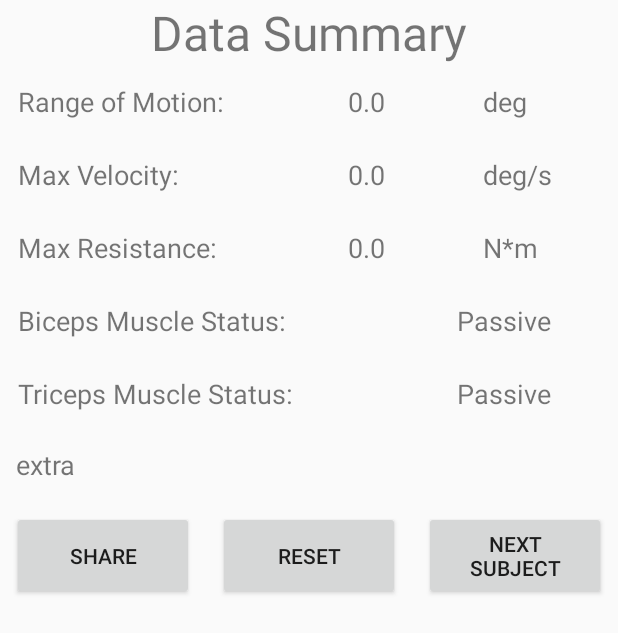
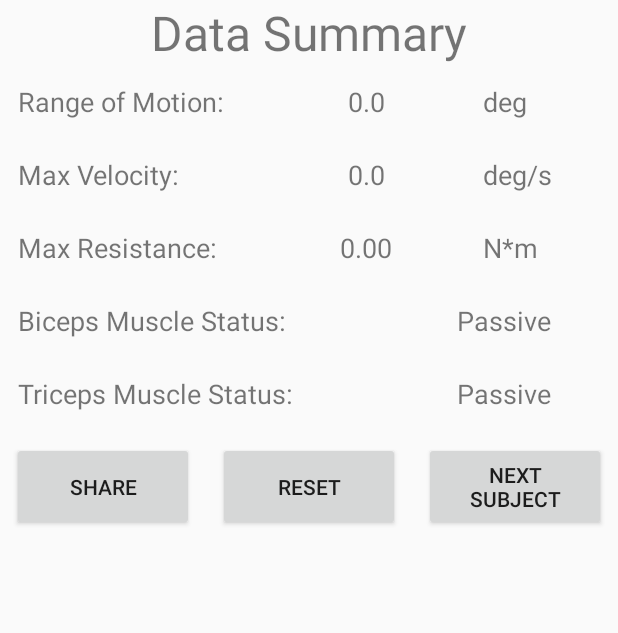
Before and after one commit to zifeif2/BlueToothClass4-1, an Android app: the SummaryActivity screen opened directly, with no data from a screen before it, after a tap on "SHARE", on a phone screen of 412 x 824 dp. Shown: the top 633 px of the screen. Run offline under Robolectric (Android 15) with nearby library versions, the phone set to English and light mode, and no system bars; 2 statements that could not run were skipped.

Commit message:
working so far

```diff
--- a/app/build.gradle
+++ b/app/build.gradle
@@ -22,5 +22,5 @@
 dependencies {
     compile fileTree(dir: 'libs', include: ['*.jar'])
     compile 'com.android.support:appcompat-v7:22.1.1'
-    compile 'com.android.support.constraint:constraint-layout:1.0.0-alpha9'
+    compile 'com.android.support.constraint:constraint-layout:1.0.2'
 }
--- a/app/src/main/AndroidManifest.xml
+++ b/app/src/main/AndroidManifest.xml
@@ -9,7 +9,7 @@
         android:allowBackup="true"
         android:icon="@mipmap/ic_launcher"
         android:label="@string/app_name"
-        android:theme="@style/Theme.AppCompat.Light">
+        android:theme="@style/Theme.AppCompat.Light.DarkActionBar">
         <activity
             android:name=".MainActivity"
             android:label="@string/app_name" android:launchMode="singleInstance"></activity>
--- a/app/src/main/java/com/win16/bluetoothclass4/PatientDataActivity.java
+++ b/app/src/main/java/com/win16/bluetoothclass4/PatientDataActivity.java
@@ -6,6 +6,7 @@
 import android.view.View;
 import android.widget.AdapterView;
 import android.widget.ArrayAdapter;
+import android.widget.BaseAdapter;
 import android.widget.Button;
 import android.widget.EditText;
 import android.widget.NumberPicker;
@@ -80,6 +81,7 @@
                 R.array.patient_category, android.R.layout.simple_spinner_item);
         spinnerAdapter.setDropDownViewResource(android.R.layout.simple_spinner_dropdown_item);
         category_Spinner.setAdapter(spinnerAdapter);
+        spinnerAdapter.notifyDataSetChanged();
 
         subject_gender_Spinner = (Spinner) findViewById(R.id.patient_gender_spinner);
         subject_gender_Spinner.setOnItemSelectedListener(new AdapterView.OnItemSelectedListener() {
@@ -97,6 +99,7 @@
                 R.array.patient_gender, android.R.layout.simple_spinner_item);
         genderSpinnerAdapter.setDropDownViewResource(android.R.layout.simple_spinner_dropdown_item);
         subject_gender_Spinner.setAdapter(genderSpinnerAdapter);
+        genderSpinnerAdapter.notifyDataSetChanged();
 
         subjectHeightFeet_Spinner = (NumberPicker)findViewById(R.id.patientHeightPicker_ft);
         subjectHeightFeet_Spinner.setMinValue(0);
--- a/app/src/main/java/com/win16/bluetoothclass4/SummaryActivity.java
+++ b/app/src/main/java/com/win16/bluetoothclass4/SummaryActivity.java
@@ -88,7 +88,8 @@
     private void updateUI(){
         motion_range_tv.setText(""+motion_range);
         max_r_tv.setText(""+maxr);
-        max_v_tv.setText(""+maxv);
+        String s = String.format("%.2f", maxv);
+        max_v_tv.setText(s);
         bi_status= bi_count >=100? "Active":"Passive";
         tri_status = tri_count>=100? "Active":"Passive";
         int mas;
@@ -133,6 +134,7 @@
         }
         else{
             extraInfo = "Healthy!";
+            extra_tv.setVisibility(View.GONE);
         }
     }
     private void initUI(){
@@ -150,7 +152,6 @@
             public void onClick(View view) {
                 Intent sendIntent = new Intent();
                 sendIntent.setAction(Intent.ACTION_SEND);
-
                 sendIntent.putExtra(Intent.EXTRA_TEXT,getSharedString());
                 sendIntent.setType("text/plain");
                 startActivity(sendIntent);
@@ -181,10 +182,10 @@
        // String sharing = getString(R.string.shared_content, subjectID, subjectGender, subjectDOB, categorySelected,
        //         heightFeet+"feet "+heightInch, subjectWeight,forearmLength, subjectTestDate, ""+motion_range, maxv, ""+maxr, bi_status, tri_status, extraInfo);
 
-        String sharing = "Patient ID: "+subjectID+" \n Gender: "+ subjectGender+" \n, Date of Birth: "+subjectDOB+" \n, Category: "
-                + categorySelected + " Height: " + heightFeet +"feet " + heightInch +" inch, \n Weight: " + subjectWeight+", Forearm Length: "
-        +forearmLength +", Tested Date: "+subjectTestDate +", Motion Range: %9$d\n, Max Velocity: %10$d\n, Max Resistance: " + maxr+"\n, Biceps Status: "
-                + bi_status +", Triceps Status: " + tri_status+"\n Extra Information: " + extraInfo;
+        String sharing = "Patient ID: "+subjectID+" ,\n Gender: "+ subjectGender+" ,\n Date of Birth: "+subjectDOB+" ,\n Category: "
+                + categorySelected + " ,\n Height: " + heightFeet + heightInch +" inch, \n, Weight: " + subjectWeight+", \n Forearm Length: "
+        +forearmLength +", \nTested Date: "+subjectTestDate +",\n Motion Range:  "+ motion_range + ",\n Max Velocity:" + maxv +", \n Max Resistance: " + maxr+",\nBiceps Status: "
+                + bi_status +", \nTriceps Status: " + tri_status+",\n Extra Information: " + extraInfo;
         return sharing;
     }
 }
--- a/app/src/main/res/layout/activity_main.xml
+++ b/app/src/main/res/layout/activity_main.xml
@@ -9,6 +9,7 @@
         android:id="@+id/device_list"
         android:layout_width="match_parent"
         android:layout_height="0dp"
+        android:background="@android:color/black"
         android:layout_weight="1"/>
 
     <LinearLayout
```
Also changed, not shown: app/src/main/java/com/win16/bluetoothclass4/MainActivity.java (+20 -11 lines), app/src/main/res/layout/activity_patient_data.xml (+6 -4 lines), 1 other file.
